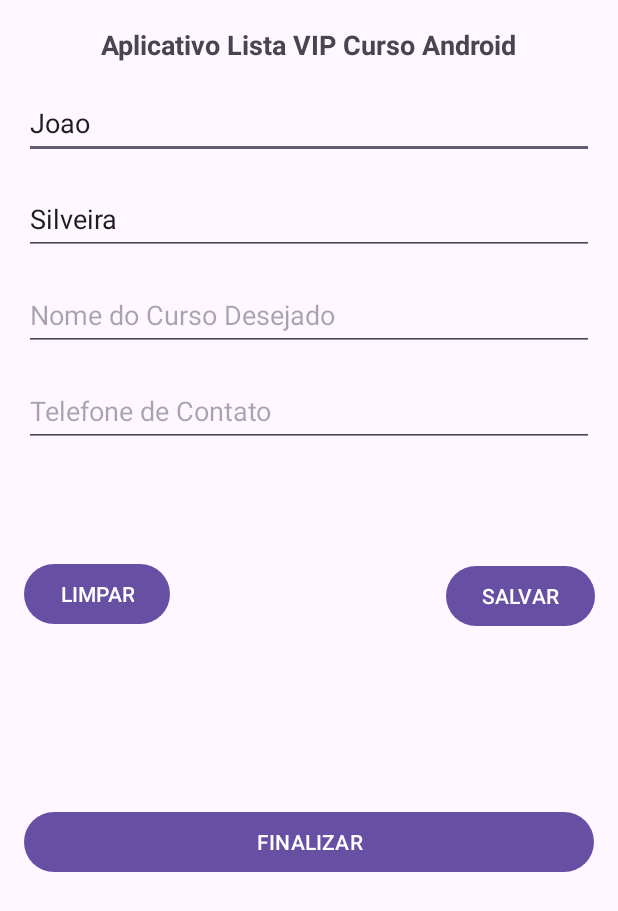
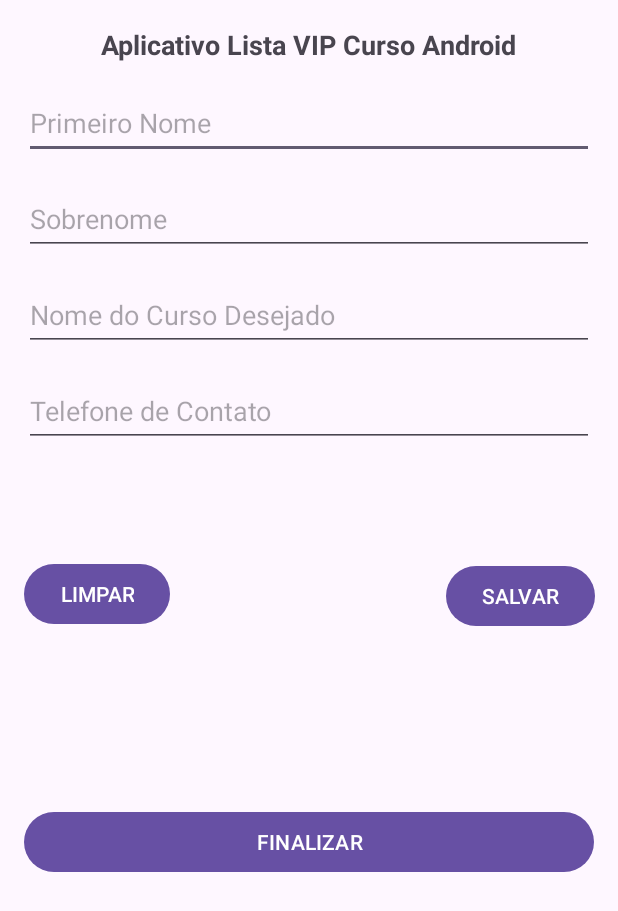
Before and after one commit to joaoadsistemas/Java_Kotlin_Android, an Android app: the screen it shows after launch (MainActivity), on a phone screen of 412 x 824 dp. Shown: the top 911 px of the screen. Run offline under Robolectric (Android 15) with nearby library versions, the phone set to English and light mode, and no system bars.

Commit message:
SharedPreferences buscar os dados salvos

```diff
--- a/AppListaCurso/app/src/main/java/devandroid/silveira/applistacurso/view/MainActivity.java
+++ b/AppListaCurso/app/src/main/java/devandroid/silveira/applistacurso/view/MainActivity.java
@@ -4,7 +4,6 @@ import androidx.appcompat.app.AppCompatActivity;
 
 import android.content.SharedPreferences;
 import android.os.Bundle;
-import android.util.Log;
 import android.view.View;
 import android.widget.Button;
 import android.widget.EditText;
@@ -37,23 +36,24 @@ public class MainActivity extends AppCompatActivity {
         preferences = getSharedPreferences(NOME_PREFERENCES, 0);
         SharedPreferences.Editor listaVip = preferences.edit();
 
-        p1.setCursoDesejado("Android");
-        p1.setSobrenome("Silveira");
-        p1.setPrimeiroNome("Joao");
-        p1.setTelefoneContato("15-99123488");
-
+        p1.setPrimeiroNome(preferences.getString("primeiroNome", ""));
+        p1.setSobrenome(preferences.getString("sobrenome", ""));
+        p1.setCursoDesejado(preferences.getString("nomeCurso", ""));
+        p1.setTelefoneContato(preferences.getString("telefoneContato", ""));
 
         editPrimeiroNome = findViewById(R.id.editPrimeiroNome);
         editSobrenome = findViewById(R.id.editSobrenome);
         editNomeCurso = findViewById(R.id.editNomeCurso);
         editTelefoneContato = findViewById(R.id.editTelefoneContato);
 
+        editPrimeiroNome.setText(p1.getPrimeiroNome());
+        editSobrenome.setText(p1.getSobrenome());
+        editNomeCurso.setText(p1.getCursoDesejado());
+        editTelefoneContato.setText(p1.getTelefoneContato());
+
         btnLimpar = findViewById(R.id.btnLimpar);
         btnSalvar = findViewById(R.id.btnSalvar);
         btnFinalizar = findViewById(R.id.btnFinalizar);
-
-        editPrimeiroNome.setText(p1.getPrimeiroNome());
-        editSobrenome.setText(p1.getSobrenome());
 
         btnLimpar.setOnClickListener(new View.OnClickListener() {
             @Override
```
